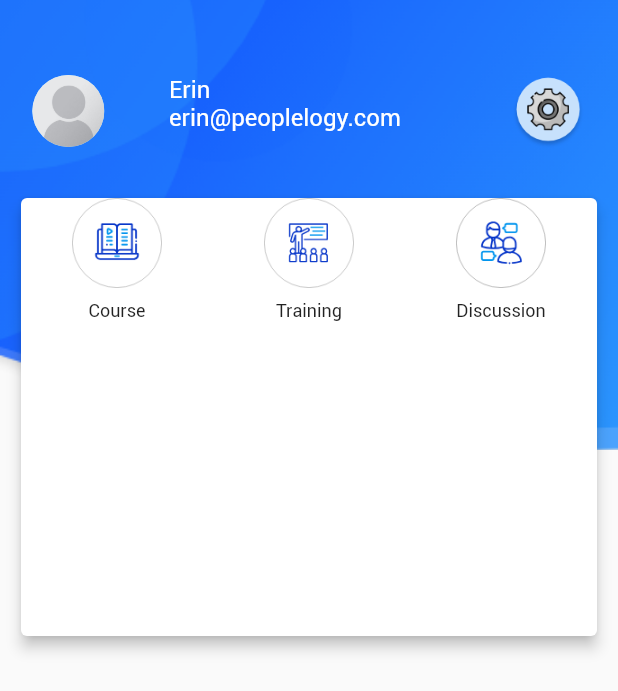
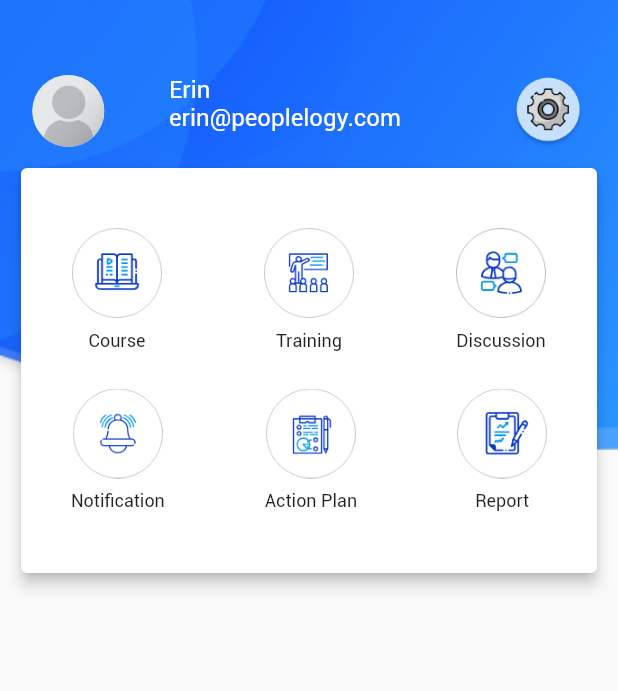
Before and after one commit to Erinziyi/Peopleaps_flutter, a Flutter app: the DashboardPage screen opened by its route, on a phone screen of 412 x 824 dp. Shown: the top 691 px of the screen. Run offline on Flutter 3.47's test engine with Material 2 defaults, Android fonts, the phone set to English and light mode, and no system bars; our stand-ins replace rxdart.

Commit message:
Update Action Plan

```diff
--- /dev/null
+++ b/lib/Constants/fonts.dart
@@ -0,0 +1,5 @@
+class Fonts {
+  static const FONT_DEFAULT = 'FontDefault';
+  static const ROBOTO = 'Roboto';
+  static const PAYTONE_ONE = 'Paytone_one';
+}
--- a/lib/dashboard_page.dart
+++ b/lib/dashboard_page.dart
@@ -1,13 +1,16 @@
 import 'package:flutter/material.dart';
 import 'package:flutter_login_app/Constains.dart';
 import 'package:path/path.dart';
+
+import 'Constants/fonts.dart';
 
 class DashboardPage extends StatelessWidget {
   static String tag = 'dashboard-page';
   @override
   Widget build(BuildContext context) {
     return new Scaffold(
-      body: new Stack(
+      body: new SingleChildScrollView(
+        child: new Stack(
           children: <Widget>[
             new Container(
               constraints: new BoxConstraints.expand(
@@ -21,11 +24,10 @@ class DashboardPage extends StatelessWidget {
               ),
             ),
             dashboardContentLayout(context),
+
           ],
-
         ),
-
-
+      ),
     );
   }
 
@@ -84,6 +86,9 @@ Widget menuSection(BuildContext context, int width_percent){
 
   //All the menu icon and label set here. After that, generateMenuItems() function will render its menu automatically
   List<MenuItem> menuItem  =  new List<MenuItem>();
+  List<MenuItem> menuItemTwo  =  new List<MenuItem>();
+
+  //Column one
 
   MenuItem course = new MenuItem();
   course.label  = "Course";
@@ -100,37 +105,66 @@ Widget menuSection(BuildContext context, int width_percent){
   discussion.image  = "assets/icon_discussion.png";
   menuItem.add(discussion);
 
-//  MenuItem notification = new MenuItem();
-//  course.label  = "Notification";
-//  course.image  = "assets/icon_notificaton.png";
-//  menuItem.add(notification);
-//
-//  MenuItem actionplan = new MenuItem();
-//  training.label  = "Action Plan";
-//  training.image  = "assets/icon_action_plan.png";
-//  menuItem.add(actionplan);
-//
-//  MenuItem Report = new MenuItem();
-//  discussion.label  = "Report";
-//  discussion.image  = "assets/icon_report.png";
-//  menuItem.add(Report);
+  //Column two
+
+  MenuItem notification = new MenuItem();
+  notification.label  = "Notification";
+  notification.image  = "assets/icon_notification.png";
+  menuItemTwo.add(notification);
+
+  MenuItem actionplan = new MenuItem();
+  actionplan.label  = "Action Plan";
+  actionplan.image  = "assets/icon_action_plan.png";
+  menuItemTwo.add(actionplan);
+
+  MenuItem report = new MenuItem();
+  report.label  = "Report";
+  report.image  = "assets/icon_report.png";
+  menuItemTwo.add(report);
 
 
-  return new Container(
+  return new Card(
+    color: Colors.white,
+    elevation: 4.0,
+    child: Container(
+      margin: const EdgeInsets.only(top:20.0),
+      height: 250.0,
+      width: MediaQuery.of(context).size.width * width_percent,
+
+
       child:new Column(
         children: <Widget>[
           new Container(
-              margin: const EdgeInsets.only(top:20.0),
-              height: 300.0,
-              width: MediaQuery.of(context).size.width * width_percent,
-              child: new Card(
-                color: Colors.white,
-                elevation: 4.0,
+            padding: const EdgeInsets.fromLTRB(0.0, 20.0, 0.0,5.0),
             child: new Row(
               crossAxisAlignment: CrossAxisAlignment.start,
               mainAxisAlignment: MainAxisAlignment.spaceAround,
               children: generateMenuItems(menuItem),
-                    //Automatically generate as much buttons as you wants based on array size,
+            ),
+          ),
+          new Container(
+            padding: const EdgeInsets.fromLTRB(0.0, 20.0, 0.0,0.0),
+            child: new Row(
+              crossAxisAlignment: CrossAxisAlignment.start,
+              mainAxisAlignment: MainAxisAlignment.spaceAround,
+              children: generateMenuItems(menuItemTwo),
+            ),
+          )
+        ],
+      ),
+
+    ),
+  );
+}
+
+Widget actionPlanSection (BuildContext context){
+  return Container(
+    child: new Row(
+      children: <Widget>[
+
+      ],
+
+
     ),
 
 
@@ -139,15 +173,11 @@ Widget menuSection(BuildContext context, int width_percent){
 
 
 
+  );
 
-            ),
+}
 
-          ),
 
-        ],
-      ),
-    );
-}
 
   //This function is to handle menu rendering from Array
   generateMenuItems(List<MenuItem> menuItems)
@@ -177,11 +207,57 @@ Column buildButtonColumn(assetImage,String label){
           ),
         ),
       ),
+    ],
+  );
+}
 
+Column buildContentTitle(String titlelabel){
+  return Column (
+    children: <Widget>[
+      new Container(
+        child: new Column(
+          crossAxisAlignment: CrossAxisAlignment.start,
+          children: <Widget>[
+            new Text(
+              titlelabel,
+              style: TextStyle(
+                fontSize:24,
+                fontFamily: 'Paytone one',
+             ),
+            ),
+          ],
+        ),
+      )
     ],
 
   );
 }
+
+Column buildContenttext(String textlabel){
+    return Column (
+      children: <Widget>[
+        new Container(
+          child: new Column(
+            crossAxisAlignment: CrossAxisAlignment.start,
+            children: <Widget>[
+              new Text(
+                textlabel,
+                style: TextStyle(
+                  fontSize:12,
+                  fontFamily: 'Roboto',
+                ),
+              ),
+            ],
+          ),
+        )
+      ],
+    );
+  }
+
+
+
+
+
 
 //Parent layout to adjust all content's height. Mainly for scrollview control
 Widget dashboardContentLayout(BuildContext context){
@@ -193,6 +269,7 @@ Widget dashboardContentLayout(BuildContext context){
       children: <Widget>[
         headerSection(),
         menuSection(context, 95),
+        actionPlanSection(context),
 
 
       ],
--- a/lib/login_page.dart
+++ b/lib/login_page.dart
@@ -13,7 +13,7 @@ class _LoginPageState extends State<LoginPage> {
     return new Scaffold(
       body: new Stack(
         children: <Widget>[
-          _showBody(),
+
           new Container(
             constraints: new BoxConstraints.expand(
               height:300.00,
@@ -27,6 +27,7 @@ class _LoginPageState extends State<LoginPage> {
             child: Image.asset('assets/login_domain_logo.png',height: 800,width: 280,),
 
           ),
+          _showBody(),
         ],
       ),
     );
--- a/pubspec.yaml
+++ b/pubspec.yaml
@@ -61,6 +61,12 @@ flutter:
          - asset: fonts/roboto_medium.ttf
          - asset: fonts/roboto_bold.ttf
 
+     - family: Paytone one
+       fonts:
+         - asset: fonts/paytone_one_regular.ttf
+
+
+
 
 
   # To add assets to your application, add an assets section, like this:
```
Lines whose indentation alone changed are shown as unchanged.
